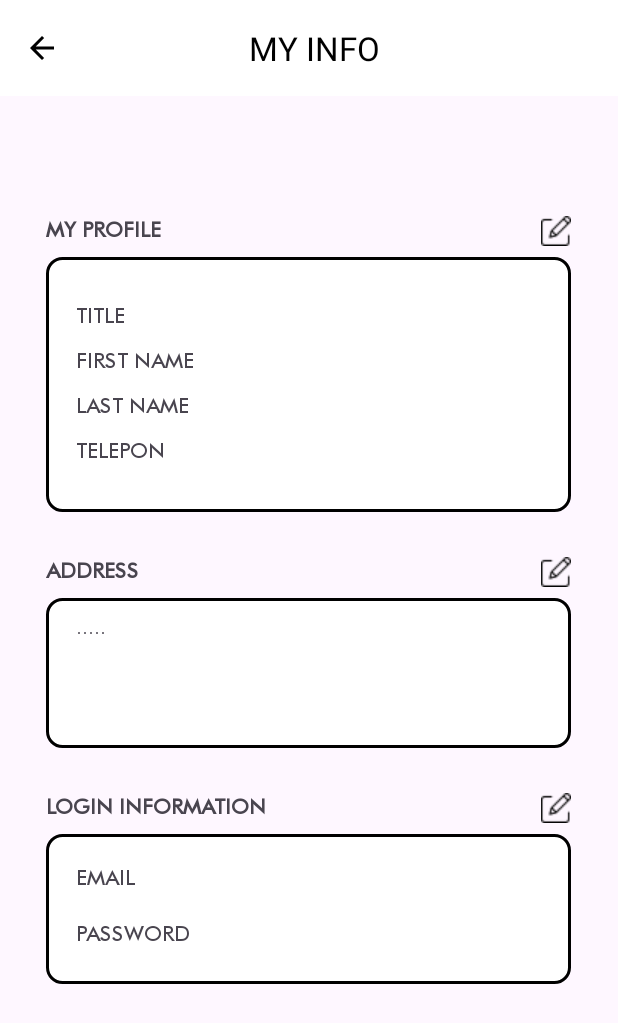
After one commit to fadel1809/mobile-app-ecommerce, an Android app: the MyInfoActivity screen opened directly, with no data from a screen before it, on a phone screen of 412 x 824 dp. The commit adds this screen. Shown: the top 1023 px of the screen. Run offline under Robolectric (Android 15) with nearby library versions, the phone set to English and light mode, and no system bars.

Commit message:
bagian profile udah kelar uinya tapi masih dalam fragment loginnya

```diff
--- /dev/null
+++ b/app/src/main/java/id/ac/umn/mobileapp/profile/MyInfoActivity.kt
@@ -0,0 +1,12 @@
+package id.ac.umn.mobileapp.profile
+
+import androidx.appcompat.app.AppCompatActivity
+import android.os.Bundle
+import id.ac.umn.mobileapp.R
+
+class MyInfoActivity : AppCompatActivity() {
+    override fun onCreate(savedInstanceState: Bundle?) {
+        super.onCreate(savedInstanceState)
+        setContentView(R.layout.activity_my_info)
+    }
+}
--- a/app/src/main/java/id/ac/umn/mobileapp/profile/ProfileFragment.kt
+++ b/app/src/main/java/id/ac/umn/mobileapp/profile/ProfileFragment.kt
@@ -5,12 +5,9 @@ import androidx.fragment.app.Fragment
 import android.view.LayoutInflater
 import android.view.View
 import android.view.ViewGroup
-import android.widget.Button
 import androidx.fragment.app.FragmentTransaction
 import com.google.android.material.button.MaterialButton
 import id.ac.umn.mobileapp.R
-import id.ac.umn.mobileapp.profile.LoginFragment
-import id.ac.umn.mobileapp.profile.CreateAccountFragment
 
 class ProfileFragment : Fragment() {
 
--- /dev/null
+++ b/app/src/main/res/drawable/background_myinfo.xml
@@ -0,0 +1,10 @@
+<?xml version="1.0" encoding="utf-8"?>
+<shape xmlns:android="http://schemas.android.com/apk/res/android">
+    <corners
+        android:radius="10dp"/>
+    <stroke
+        android:color="@color/black"
+        android:width="2dp"/>
+    <solid
+        android:color="@color/white"/>
+</shape>
--- /dev/null
+++ b/app/src/main/res/drawable/icon_back.xml
@@ -0,0 +1,5 @@
+<vector android:autoMirrored="true" android:height="24dp"
+    android:tint="#000000" android:viewportHeight="24"
+    android:viewportWidth="24" android:width="24dp" xmlns:android="http://schemas.android.com/apk/res/android">
+    <path android:fillColor="@android:color/white" android:pathData="M20,11H7.83l5.59,-5.59L12,4l-8,8 8,8 1.41,-1.41L7.83,13H20v-2z"/>
+</vector>
--- /dev/null
+++ b/app/src/main/res/layout/activity_my_info.xml
@@ -0,0 +1,184 @@
+<?xml version="1.0" encoding="utf-8"?>
+<RelativeLayout xmlns:android="http://schemas.android.com/apk/res/android"
+    xmlns:app="http://schemas.android.com/apk/res-auto"
+    xmlns:tools="http://schemas.android.com/tools"
+    android:layout_width="match_parent"
+    android:layout_height="match_parent"
+    tools:context=".profile.MyInfoActivity">
+
+    <androidx.appcompat.widget.Toolbar
+        android:id="@+id/toolbar"
+        android:layout_width="match_parent"
+        android:layout_height="?attr/actionBarSize"
+        android:background="@color/white"
+        android:theme="?actionBarTheme"
+        app:title="MY INFO"
+        app:titleMarginStart="110dp"
+        app:titleTextColor="@color/black"
+        app:navigationIcon="@drawable/icon_back" />
+
+    <RelativeLayout
+        android:layout_width="wrap_content"
+        android:layout_height="wrap_content"
+        android:layout_below="@id/toolbar"
+        android:id="@+id/rlMyProfile"
+        android:layout_centerHorizontal="true"
+        android:layout_marginTop="80dp">
+
+        <TextView
+            android:layout_width="wrap_content"
+            android:layout_height="wrap_content"
+            android:text="MY PROFILE"
+            android:fontFamily="@font/futura"
+            android:textStyle="bold"
+            android:id="@+id/tvMyProfile"/>
+
+        <View
+            android:layout_width="350dp"
+            android:layout_height="170dp"
+            android:layout_centerHorizontal="true"
+            android:layout_marginTop="10dp"
+            android:layout_below="@id/tvMyProfile"
+            android:background="@drawable/background_myinfo" />
+
+        <ImageButton
+            android:layout_width="wrap_content"
+            android:layout_height="wrap_content"
+            android:background="@drawable/icon_edit"
+            android:id="@+id/ibMyProfile"
+            android:layout_marginStart="330dp" />
+
+        <TextView
+            android:layout_width="wrap_content"
+            android:layout_height="wrap_content"
+            android:text="TITLE"
+            android:fontFamily="@font/futura"
+            android:layout_below="@+id/tvMyProfile"
+            android:layout_marginTop="40dp"
+            android:layout_marginStart="20dp"/>
+
+        <TextView
+            android:layout_width="wrap_content"
+            android:layout_height="wrap_content"
+            android:text="FIRST NAME"
+            android:fontFamily="@font/futura"
+            android:layout_below="@+id/tvMyProfile"
+            android:layout_marginTop="70dp"
+            android:layout_marginStart="20dp"/>
+
+        <TextView
+            android:layout_width="wrap_content"
+            android:layout_height="wrap_content"
+            android:text="LAST NAME"
+            android:fontFamily="@font/futura"
+            android:layout_below="@+id/tvMyProfile"
+            android:layout_marginTop="100dp"
+            android:layout_marginStart="20dp"/>
+
+        <TextView
+            android:layout_width="wrap_content"
+            android:layout_height="wrap_content"
+            android:text="TELEPON"
+            android:fontFamily="@font/futura"
+            android:layout_below="@+id/tvMyProfile"
+            android:layout_marginTop="130dp"
+            android:layout_marginStart="20dp"/>
+
+    </RelativeLayout>
+
+    <RelativeLayout
+        android:layout_width="wrap_content"
+        android:layout_height="wrap_content"
+        android:id="@+id/rlAddress"
+        android:layout_below="@id/rlMyProfile"
+        android:layout_centerHorizontal="true"
+        android:layout_marginTop="30dp">
+
+        <TextView
+            android:layout_width="wrap_content"
+            android:layout_height="wrap_content"
+            android:text="ADDRESS"
+            android:fontFamily="@font/futura"
+            android:textStyle="bold"
+            android:id="@+id/tvAddress1"/>
+
+        <View
+            android:layout_width="350dp"
+            android:layout_height="100dp"
+            android:layout_centerHorizontal="true"
+            android:layout_marginTop="10dp"
+            android:layout_below="@id/tvAddress1"
+            android:background="@drawable/background_myinfo" />
+
+        <ImageButton
+            android:layout_width="wrap_content"
+            android:layout_height="wrap_content"
+            android:background="@drawable/icon_edit"
+            android:id="@+id/ibEditAddress"
+            android:layout_marginStart="330dp" />
+
+        <TextView
+            android:layout_width="300dp"
+            android:layout_height="wrap_content"
+            android:text="....."
+            android:id="@+id/tvAddress"
+            android:fontFamily="@font/futura"
+            android:layout_below="@+id/tvAddress1"
+            android:layout_marginTop="20dp"
+            android:layout_marginStart="20dp"/>
+
+    </RelativeLayout>
+
+    <RelativeLayout
+        android:layout_width="wrap_content"
+        android:layout_height="wrap_content"
+        android:layout_below="@id/rlAddress"
+        android:layout_centerHorizontal="true"
+        android:layout_marginTop="30dp">
+
+        <TextView
+            android:layout_width="wrap_content"
+            android:layout_height="wrap_content"
+            android:text="LOGIN INFORMATION"
+            android:fontFamily="@font/futura"
+            android:textStyle="bold"
+            android:id="@+id/tvLoginInformation"/>
+
+        <View
+            android:layout_width="350dp"
+            android:layout_height="100dp"
+            android:layout_centerHorizontal="true"
+            android:layout_marginTop="10dp"
+            android:layout_below="@id/tvLoginInformation"
+            android:background="@drawable/background_myinfo" />
+
+        <ImageButton
+            android:layout_width="wrap_content"
+            android:layout_height="wrap_content"
+            android:background="@drawable/icon_edit"
+            android:id="@+id/ibLoginInformation"
+            android:layout_marginStart="330dp" />
+
+        <TextView
+            android:layout_width="300dp"
+            android:layout_height="wrap_content"
+            android:text="EMAIL"
+            android:id="@+id/tvEmail"
+            android:fontFamily="@font/futura"
+            android:layout_below="@+id/tvLoginInformation"
+            android:layout_marginTop="30dp"
+            android:layout_marginStart="20dp"/>
+
+        <TextView
+            android:layout_width="300dp"
+            android:layout_height="wrap_content"
+            android:text="PASSWORD"
+            android:id="@+id/tvPassword"
+            android:fontFamily="@font/futura"
+            android:layout_below="@+id/tvEmail"
+            android:layout_marginTop="20dp"
+            android:layout_marginStart="20dp"/>
+
+    </RelativeLayout>
+
+</RelativeLayout>
```
Also changed, not shown: app/src/main/AndroidManifest.xml (+17 -3 lines), app/src/main/java/id/ac/umn/mobileapp/profile/EditMyPorfileActivity.kt (added, +12 -0 lines), app/src/main/java/id/ac/umn/mobileapp/profile/EditPasswordActivity.kt (added, +12 -0 lines), app/src/main/java/id/ac/umn/mobileapp/profile/LoginFragment.kt (+0 -9 lines), app/src/main/java/id/ac/umn/mobileapp/profile/MyProfileFragment.kt (+27 -43 lines), app/src/main/res/layout/activity_edit_my_porfile.xml (added, +105 -0 lines), app/src/main/res/layout/activity_edit_password.xml (added, +88 -0 lines), app/src/main/res/drawable/icon_edit.png (added).
